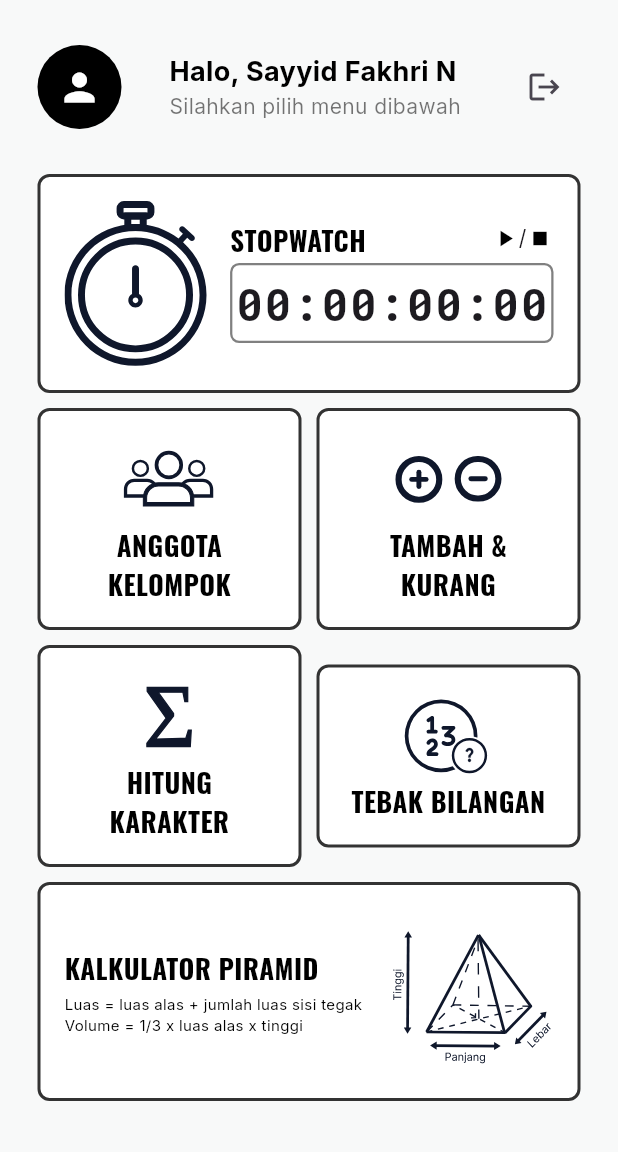
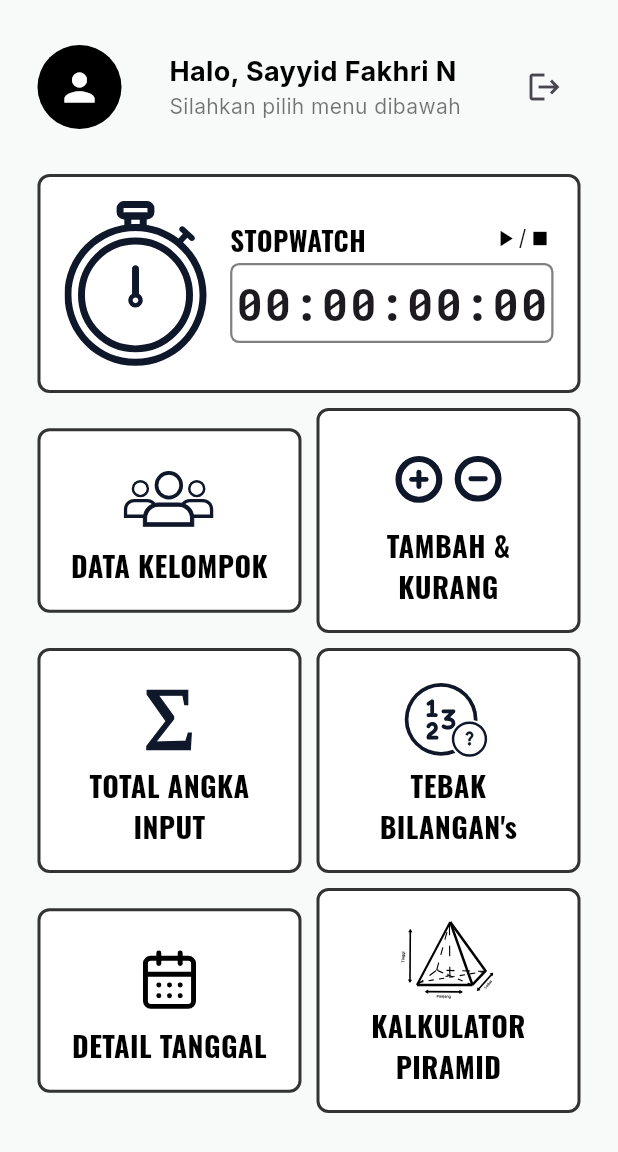
Before and after one commit to sayyidfn/Tugas2_AplikasiTPM, a Flutter app: the HomePage screen opened directly with sample values from the repository, after a tap on the "play arrow" icon, after a tap on the "stop" icon, on a phone screen of 412 x 824 dp. Shown: the top 1152 px of the screen. Run offline on Flutter 3.47's test engine with Material 3 defaults, Android fonts, the phone set to English and light mode, and no system bars; our stand-ins replace flutter_svg, google_fonts, hijri.

Commit message:
Update: nambahin menu detail tanggal

```diff
--- a/lib/main.dart
+++ b/lib/main.dart
@@ -1,6 +1,6 @@
 import 'package:flutter/material.dart';
 import 'package:google_fonts/google_fonts.dart';
-import 'package:tugasaplikasitpm/pages/login_page.dart';
+import 'package:tugasaplikasitpm/views/login_page.dart';
 
 void main() {
   runApp(const MyApp());
--- a/lib/models/menu_model.dart
+++ b/lib/models/menu_model.dart
@@ -1,10 +1,11 @@
 import 'package:flutter/material.dart';
-import 'package:tugasaplikasitpm/pages/calculator_page.dart';
-import 'package:tugasaplikasitpm/pages/group_data_page.dart';
-import 'package:tugasaplikasitpm/pages/guess_number_page.dart';
-import 'package:tugasaplikasitpm/pages/pyramid_page.dart';
-import 'package:tugasaplikasitpm/pages/stopwatch_page.dart';
-import 'package:tugasaplikasitpm/pages/sum_page.dart';
+import 'package:tugasaplikasitpm/views/calculator_page.dart';
+import 'package:tugasaplikasitpm/views/group_data_page.dart';
+import 'package:tugasaplikasitpm/views/guess_number_page.dart';
+import 'package:tugasaplikasitpm/views/pyramid_page.dart';
+import 'package:tugasaplikasitpm/views/stopwatch_page.dart';
+import 'package:tugasaplikasitpm/views/sum_page.dart';
+import 'package:tugasaplikasitpm/views/date_conversion_page.dart';
 
 class MenuModel {
   final String title;
@@ -26,31 +27,41 @@ class MenuModel {
       pageBuilder: (m) => StopwatchPage(menuData: m),
       isFullWidth: true,
     ),
+
     MenuModel(
-      title: "ANGGOTA KELOMPOK",
+      title: "DATA KELOMPOK",
       iconPath: "assets/icons/group.svg",
       pageBuilder: (m) => GroupDataPage(menuData: m),
     ),
+
     MenuModel(
       title: "TAMBAH & KURANG",
       iconPath: "assets/icons/math.svg",
       pageBuilder: (m) => CalculatorPage(menuData: m),
     ),
+
     MenuModel(
-      title: "HITUNG KARAKTER",
+      title: "TOTAL ANGKA INPUT",
       iconPath: "assets/icons/sigma.svg",
       pageBuilder: (m) => SumPage(menuData: m),
     ),
+
     MenuModel(
-      title: "TEBAK BILANGAN",
+      title: "TEBAK BILANGAN's",
       iconPath: "assets/icons/guess.svg",
       pageBuilder: (m) => GuessNumberPage(menuData: m),
     ),
+
+    MenuModel(
+      title: "DETAIL TANGGAL",
+      iconPath: "assets/icons/calendar.svg",
+      pageBuilder: (m) => DateConversionPage(menuData: m),
+    ),
+
     MenuModel(
       title: "KALKULATOR PIRAMID",
       iconPath: "assets/icons/pyramid.svg",
       pageBuilder: (m) => PyramidPage(menuData: m),
-      isFullWidth: true,
     ),
   ];
 }
--- a/lib/models/stopwatch_model.dart
+++ b/lib/models/stopwatch_model.dart
@@ -2,53 +2,48 @@ import 'dart:async';
 import 'package:flutter/material.dart';
 
 class StopwatchModel extends ChangeNotifier {
-  // 1. Setup Singleton (Hanya satu instance Stopwatch di memori)
   static final StopwatchModel _instance = StopwatchModel._internal();
   factory StopwatchModel() => _instance;
-  StopwatchModel._internal(); // Private constructor agar tidak bisa di-instantiate ulang
+  StopwatchModel._internal();
 
-  // 2. Deklarasi Variabel Utama
-  final Stopwatch _nativeStopwatch =
-      Stopwatch(); // Mesin core stopwatch bawaan Dart
-  Timer? _timer; // Timer untuk memicu update UI secara berkala
+  final Stopwatch _nativeStopwatch = Stopwatch();
+  Timer? _timer;
   List<String> laps = [];
 
   bool get isRunning => _nativeStopwatch.isRunning;
 
-  // 3. Logika Start/Stop Stopwatch
+  // Start/stop stopwatch
   void toggle() {
     if (_nativeStopwatch.isRunning) {
       _nativeStopwatch.stop();
-      _timer?.cancel(); // Matikan timer saat pause agar hemat CPU/Baterai
-      notifyListeners(); // Beritahu UI untuk mengubah icon menjadi Play
+      _timer?.cancel();
+      notifyListeners();
     } else {
       _nativeStopwatch.start();
-      // Jalankan timer yang memicu update UI (notifyListeners) setiap 100ms (0.1 detik)
       _timer = Timer.periodic(const Duration(milliseconds: 100), (timer) {
         notifyListeners();
       });
     }
   }
 
-  // 4. Logika Menambah Lap (Hanya jika stopwatch berjalan)
+  // Menambah Lap
   void addLap() {
     if (_nativeStopwatch.isRunning) {
-      // insert(0, ...) memastikan lap terbaru selalu digeser ke urutan paling atas List
       laps.insert(0, formatTime());
-      notifyListeners(); // Beritahu UI agar ListView merender data baru
+      notifyListeners();
     }
   }
 
-  // 5. Logika Reset Data (Kembali ke nol)
+  // Reset
   void reset() {
-    _nativeStopwatch.reset(); // Kembalikan waktu asli ke 0
-    _nativeStopwatch.stop(); // Pastikan mesin berhenti
-    _timer?.cancel(); // Matikan timer update layar
-    laps.clear(); // Kosongkan list riwayat lap
+    _nativeStopwatch.reset();
+    _nativeStopwatch.stop();
+    _timer?.cancel();
+    laps.clear();
     notifyListeners();
   }
 
-  // 6. Format Waktu ke String (HH:MM:SS:ms)
+  // Format waktu (HH:MM:SS:ms)
   String formatTime() {
     int milliseconds = _nativeStopwatch.elapsedMilliseconds;
 
@@ -59,7 +54,7 @@ class StopwatchModel extends ChangeNotifier {
     int s = (milliseconds ~/ 1000) % 60;
     int ms =
         (milliseconds % 1000) ~/
-        100; // Mengambil digit pertama (ratusan) dari milidetik
+        10; // Mengambil digit pertama (ratusan) dari milidetik
 
     // padLeft(2, '0') memastikan angka selalu 2 digit (contoh: angka 5 menjadi "05")
     return "${h.toString().padLeft(2, '0')}:${m.toString().padLeft(2, '0')}:${s.toString().padLeft(2, '0')}:${ms.toString().padLeft(2, '0')}";
--- a/lib/pages/group_data_page.dart
+++ b/lib/views/group_data_page.dart
@@ -46,7 +46,7 @@ class GroupDataPage extends StatelessWidget {
             ),
             const SizedBox(height: 10),
             Text(
-              "KELOMPOK TUGAS 2",
+              "KELOMPOK TUGAS TPM",
               style: AppTextStyles.heading.copyWith(fontSize: 22),
             ),
             const SizedBox(height: 40),
--- a/lib/pages/guess_number_page.dart
+++ b/lib/views/guess_number_page.dart
@@ -47,14 +47,12 @@ class _GuessNumberPageState extends State<GuessNumberPage> {
     }
 
     // 3. Handling Angka Negatif
-    // Bilangan Ganjil/Genap dan Prima biasanya didefinisikan untuk bilangan bulat positif (asli)
     if (num < 0) {
       _showSnack("Masukkan angka positif (>= 0)!", Colors.red.shade700);
       return;
     }
 
     // 4. Handling Angka Terlalu Besar (Mencegah Lag pada Fungsi Prima)
-    // Menghitung bilangan prima untuk angka di atas 10 juta bisa membuat UI "freeze" sebentar
     if (num > 10000000) {
       _showSnack(
         "Angka terlalu besar! Maksimal 10.000.000 demi performa.",
--- a/lib/pages/home_page.dart
+++ b/lib/views/home_page.dart
@@ -5,7 +5,7 @@ import 'package:tugasaplikasitpm/main.dart';
 import 'package:tugasaplikasitpm/models/menu_model.dart';
 import 'package:tugasaplikasitpm/models/stopwatch_model.dart';
 import 'package:tugasaplikasitpm/models/user_model.dart';
-import 'package:tugasaplikasitpm/pages/login_page.dart';
+import 'package:tugasaplikasitpm/views/login_page.dart';
 
 class HomePage extends StatefulWidget {
   final UserModel loginUser;
@@ -50,9 +50,14 @@ class _HomePageState extends State<HomePage> {
                     Expanded(child: _buildMenuCard(allMenus[4])),
                   ],
                 ),
-
                 const SizedBox(height: 10),
-                _buildMenuCard(allMenus[5], isPyramid: true),
+                Row(
+                  children: [
+                    Expanded(child: _buildMenuCard(allMenus[5])),
+                    const SizedBox(width: 10),
+                    Expanded(child: _buildMenuCard(allMenus[6])),
+                  ],
+                ),
               ],
             ),
           ),
@@ -70,7 +75,6 @@ class _HomePageState extends State<HomePage> {
           backgroundColor: AppColors.dark,
           child: Icon(Icons.person, color: AppColors.white, size: 30),
         ),
-        // const SizedBox(width: 20),
         Column(
           crossAxisAlignment: CrossAxisAlignment.start,
           children: [
@@ -98,11 +102,7 @@ class _HomePageState extends State<HomePage> {
     );
   }
 
-  Widget _buildMenuCard(
-    MenuModel menu, {
-    bool isStopwatch = false,
-    bool isPyramid = false,
-  }) {
+  Widget _buildMenuCard(MenuModel menu, {bool isStopwatch = false}) {
     return GestureDetector(
       onTap: () => Navigator.push(
         context,
@@ -120,8 +120,6 @@ class _HomePageState extends State<HomePage> {
         ),
         child: isStopwatch
             ? _buildStopwatchContent(menu)
-            : isPyramid
-            ? _buildPyramidContent(menu)
             : _buildStandardContent(menu),
       ),
     );
@@ -134,7 +132,7 @@ class _HomePageState extends State<HomePage> {
         Text(
           menu.title,
           textAlign: TextAlign.center,
-          style: AppTextStyles.heading.copyWith(fontSize: 18),
+          style: AppTextStyles.heading.copyWith(fontSize: 19),
         ),
       ],
     );
--- a/lib/pages/login_page.dart
+++ b/lib/views/login_page.dart
@@ -2,7 +2,7 @@ import 'package:flutter/material.dart';
 import 'package:flutter_svg/flutter_svg.dart';
 import 'package:tugasaplikasitpm/main.dart';
 import 'package:tugasaplikasitpm/models/user_model.dart';
-import 'package:tugasaplikasitpm/pages/home_page.dart';
+import 'package:tugasaplikasitpm/views/home_page.dart';
 
 class LoginPage extends StatefulWidget {
   const LoginPage({super.key});
--- a/pubspec.yaml
+++ b/pubspec.yaml
@@ -36,6 +36,7 @@ dependencies:
   cupertino_icons: ^1.0.8
   google_fonts: ^8.0.2
   flutter_svg: ^2.2.4
+  hijri: ^3.0.0
 
 dev_dependencies:
   flutter_test:
@@ -67,6 +68,7 @@ flutter:
     - assets/icons/sigma.svg
     - assets/icons/stopwatch.svg
     - assets/images/decoration.svg
+    - assets/icons/calendar.svg
   #   - images/a_dot_ham.jpeg
 
   # An image asset can refer to one or more resolution-specific "variants", see
```
Also changed, not shown: lib/views/date_conversion_page.dart (added, +358 -0 lines), lib/views/sum_page.dart (renamed from lib/pages/sum_page.dart, +5 -6 lines), assets/icons/calendar.svg (added), assets/icons/pyramid.svg, lib/views/calculator_page.dart (renamed from lib/pages/calculator_page.dart), lib/views/pyramid_page.dart (renamed from lib/pages/pyramid_page.dart), lib/views/stopwatch_page.dart (renamed from lib/pages/stopwatch_page.dart), pubspec.lock.
